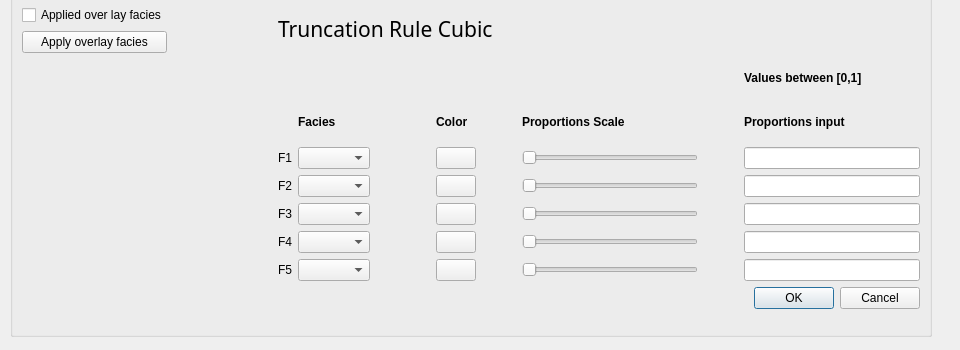
First picture: the form in ui/TruncRuleCubic.ui, repository equinor/APS-Facies, before the edit.
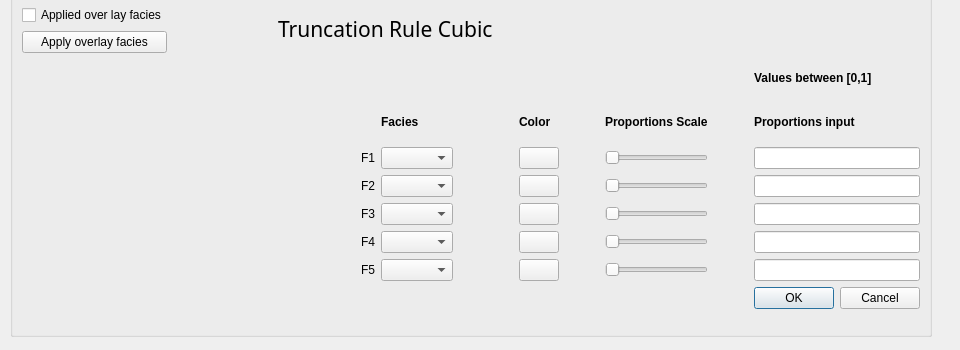
Second picture: the form after the edit. Custom widgets are drawn as their Qt base class.

Patch:
```diff
--- a/ui/TruncRuleCubic.ui
+++ b/ui/TruncRuleCubic.ui
@@ -58,107 +58,113 @@
     </item>
     <item row="3" column="1">
      <layout class="QGridLayout" name="layout_truncation_rule_cubic">
-      <item row="2" column="0">
+      <item row="2" column="1">
        <widget class="QLabel" name="label_F1">
         <property name="text">
          <string>F1</string>
         </property>
        </widget>
       </item>
-      <item row="2" column="1">
+      <item row="2" column="2">
        <widget class="QComboBox" name="m_choose_F1"/>
       </item>
-      <item row="2" column="5">
+      <item row="2" column="6">
        <widget class="QSlider" name="m_slider_F1">
         <property name="orientation">
          <enum>Qt::Horizontal</enum>
         </property>
        </widget>
       </item>
-      <item row="2" column="7">
+      <item row="2" column="8">
        <widget class="QLineEdit" name="m_edit_proportion_F1"/>
       </item>
-      <item row="3" column="0">
+      <item row="3" column="1">
        <widget class="QLabel" name="label_F2">
         <property name="text">
          <string>F2</string>
         </property>
        </widget>
       </item>
-      <item row="3" column="7">
-       <widget class="QLineEdit" name="m_edit_proportion_F2"/>
-      </item>
-      <item row="3" column="1">
+      <item row="3" column="2">
        <widget class="QComboBox" name="m_choose_F2"/>
       </item>
-      <item row="3" column="5">
+      <item row="3" column="8">
+       <widget class="QLineEdit" name="m_edit_proportion_F2"/>
+      </item>
+      <item row="3" column="4">
+       <widget class="QPushButton" name="m_color_button_F2"/>
+      </item>
+      <item row="4" column="2">
+       <widget class="QComboBox" name="m_choose_F3"/>
+      </item>
+      <item row="3" column="6">
        <widget class="QSlider" name="m_slider_F2">
         <property name="orientation">
          <enum>Qt::Horizontal</enum>
         </property>
        </widget>
       </item>
+      <item row="4" column="8">
+       <widget class="QLineEdit" name="m_edit_proportion_F3"/>
+      </item>
       <item row="4" column="1">
-       <widget class="QComboBox" name="m_choose_F3"/>
-      </item>
-      <item row="4" column="0">
        <widget class="QLabel" name="label_F3">
         <property name="text">
          <string>F3</string>
         </property>
        </widget>
       </item>
-      <item row="4" column="7">
-       <widget class="QLineEdit" name="m_edit_proportion_F3"/>
+      <item row="6" column="4">
+       <widget class="QPushButton" name="m_color_button_F5"/>
       </item>
-      <item row="4" column="5">
+      <item row="5" column="2">
+       <widget class="QComboBox" name="m_choose_F4"/>
+      </item>
+      <item row="4" column="6">
        <widget class="QSlider" name="m_slider_F3">
         <property name="orientation">
          <enum>Qt::Horizontal</enum>
         </property>
        </widget>
       </item>
+      <item row="5" column="8">
+       <widget class="QLineEdit" name="m_edit_proportion_F4"/>
+      </item>
       <item row="5" column="1">
-       <widget class="QComboBox" name="m_choose_F4"/>
-      </item>
-      <item row="5" column="0">
        <widget class="QLabel" name="label_F4">
         <property name="text">
          <string>F4</string>
         </property>
        </widget>
       </item>
-      <item row="5" column="7">
-       <widget class="QLineEdit" name="m_edit_proportion_F4"/>
-      </item>
-      <item row="5" column="5">
-       <widget class="QSlider" name="m_slider_F4">
-        <property name="orientation">
-         <enum>Qt::Horizontal</enum>
-        </property>
-       </widget>
-      </item>
-      <item row="6" column="1">
+      <item row="6" column="2">
        <widget class="QComboBox" name="m_choose_F5"/>
       </item>
-      <item row="6" column="5">
+      <item row="5" column="6">
+       <widget class="QSlider" name="m_slider_F4">
+        <property name="orientation">
+         <enum>Qt::Horizontal</enum>
+        </property>
+       </widget>
+      </item>
+      <item row="6" column="8">
+       <widget class="QLineEdit" name="m_edit_proportion_F5"/>
+      </item>
+      <item row="6" column="6">
        <widget class="QSlider" name="m_slider_F5">
         <property name="orientation">
          <enum>Qt::Horizontal</enum>
         </property>
        </widget>
       </item>
-      <item row="6" column="0">
+      <item row="6" column="1">
        <widget class="QLabel" name="label_F5">
         <property name="text">
          <string>F5</string>
         </property>
        </widget>
       </item>
-      <item row="6" column="7">
-       <widget class="QLineEdit" name="m_edit_proportion_F5"/>
-      </item>
-      <item row="1" column="7">
+      <item row="1" column="8">
        <widget class="QLabel" name="label_proportions_input">
         <property name="font">
          <font>
@@ -171,7 +177,7 @@
         </property>
        </widget>
       </item>
-      <item row="0" column="7">
+      <item row="0" column="8">
        <widget class="QLabel" name="label_values_between">
         <property name="font">
          <font>
@@ -184,7 +190,10 @@
         </property>
        </widget>
       </item>
-      <item row="1" column="3">
+      <item row="2" column="4">
+       <widget class="QPushButton" name="m_color_button_F1"/>
+      </item>
+      <item row="1" column="4">
        <widget class="QLabel" name="label_color">
         <property name="font">
          <font>
@@ -197,7 +206,7 @@
         </property>
        </widget>
       </item>
-      <item row="1" column="1">
+      <item row="1" column="2">
        <widget class="QLabel" name="label_facies">
         <property name="font">
          <font>
@@ -210,10 +219,7 @@
         </property>
        </widget>
       </item>
-      <item row="2" column="3">
-       <widget class="QPushButton" name="m_color_button_F1"/>
-      </item>
-      <item row="1" column="5">
+      <item row="1" column="6">
        <widget class="QLabel" name="label_proportions_scale">
         <property name="font">
          <font>
@@ -226,26 +232,20 @@
         </property>
        </widget>
       </item>
-      <item row="3" column="3">
-       <widget class="QPushButton" name="m_color_button_F2"/>
+      <item row="4" column="4">
+       <widget class="QPushButton" name="m_color_button_F3"/>
       </item>
-      <item row="7" column="7">
+      <item row="7" column="8">
        <widget class="QDialogButtonBox" name="m_buttons_ok_cancel">
         <property name="standardButtons">
          <set>QDialogButtonBox::Cancel|QDialogButtonBox::Ok</set>
         </property>
        </widget>
       </item>
-      <item row="4" column="3">
-       <widget class="QPushButton" name="m_color_button_F3"/>
-      </item>
-      <item row="5" column="3">
+      <item row="5" column="4">
        <widget class="QPushButton" name="m_color_button_F4"/>
       </item>
-      <item row="6" column="3">
-       <widget class="QPushButton" name="m_color_button_F5"/>
-      </item>
-      <item row="1" column="4">
+      <item row="1" column="5">
        <spacer name="spacer_color">
         <property name="orientation">
          <enum>Qt::Horizontal</enum>
@@ -261,7 +261,7 @@
         </property>
        </spacer>
       </item>
-      <item row="1" column="6">
+      <item row="1" column="7">
        <spacer name="spacer_proportions_scale">
         <property name="orientation">
          <enum>Qt::Horizontal</enum>
@@ -277,7 +277,7 @@
         </property>
        </spacer>
       </item>
-      <item row="1" column="2">
+      <item row="1" column="3">
        <spacer name="spacer_facies">
         <property name="orientation">
          <enum>Qt::Horizontal</enum>
@@ -293,6 +293,19 @@
         </property>
        </spacer>
       </item>
+      <item row="4" column="0">
+       <spacer name="horizontalSpacer">
+        <property name="orientation">
+         <enum>Qt::Horizontal</enum>
+        </property>
+        <property name="sizeHint" stdset="0">
+         <size>
+          <width>1</width>
+          <height>20</height>
+         </size>
+        </property>
+       </spacer>
+      </item>
      </layout>
     </item>
     <item row="3" column="0">
```
Left out of the diff: 24 changed lines with no effect on the pictures.
